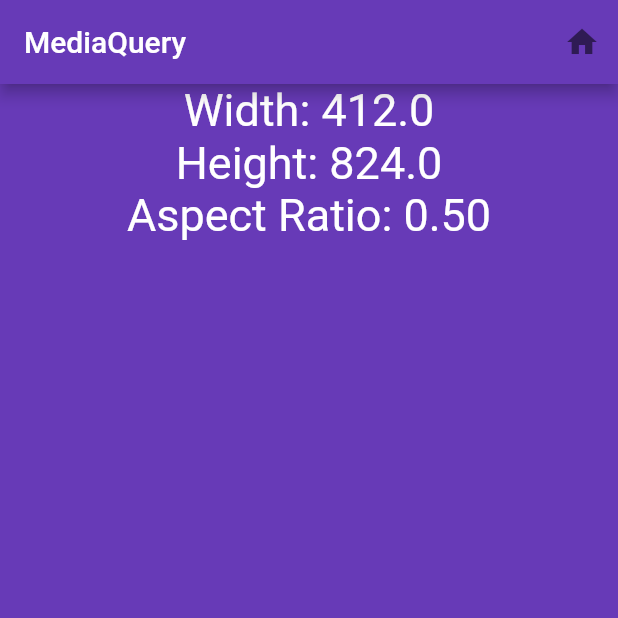
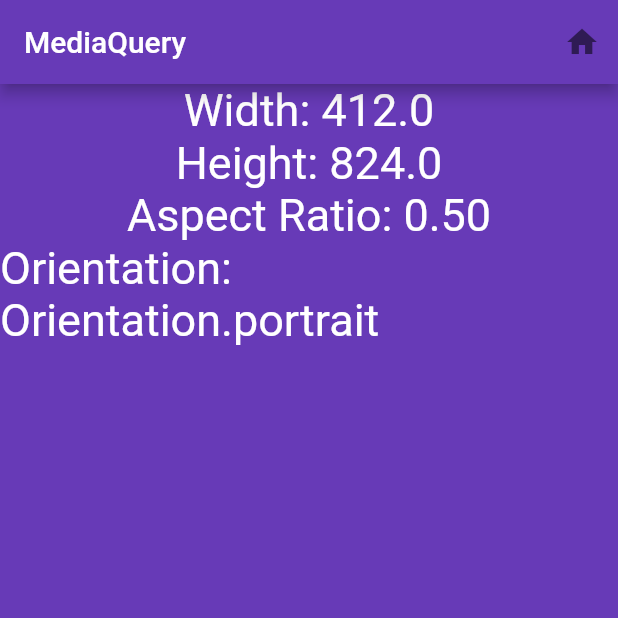
Before and after one commit to moonyah/summer_practice_app, a Flutter app: the ResponsivePage screen opened directly, on a phone screen of 412 x 824 dp, the top half of it. Run offline on Flutter 3.47's test engine with Material 2 defaults, Android fonts, the light colour scheme and no system bars; our stand-ins replace introduction_screen, like_button.

Commit message:
Add Orientation text

```diff
--- a/lib/responsive_page.dart
+++ b/lib/responsive_page.dart
@@ -33,7 +33,8 @@ class _ResponsivePageState extends State<ResponsivePage> {
           children: [
             Text('Width: ' + MediaQuery.of(context).size.width.toString()),
             Text('Height: ' + MediaQuery.of(context).size.height.toString()),
-            Text('Aspect Ratio: ' + MediaQuery.of(context).size.aspectRatio.toStringAsFixed(2))
+            Text('Aspect Ratio: ' + MediaQuery.of(context).size.aspectRatio.toStringAsFixed(2)),
+            Text('Orientation: ' + MediaQuery.of(context).orientation.toString())
           ],
         ),
       ),
```
